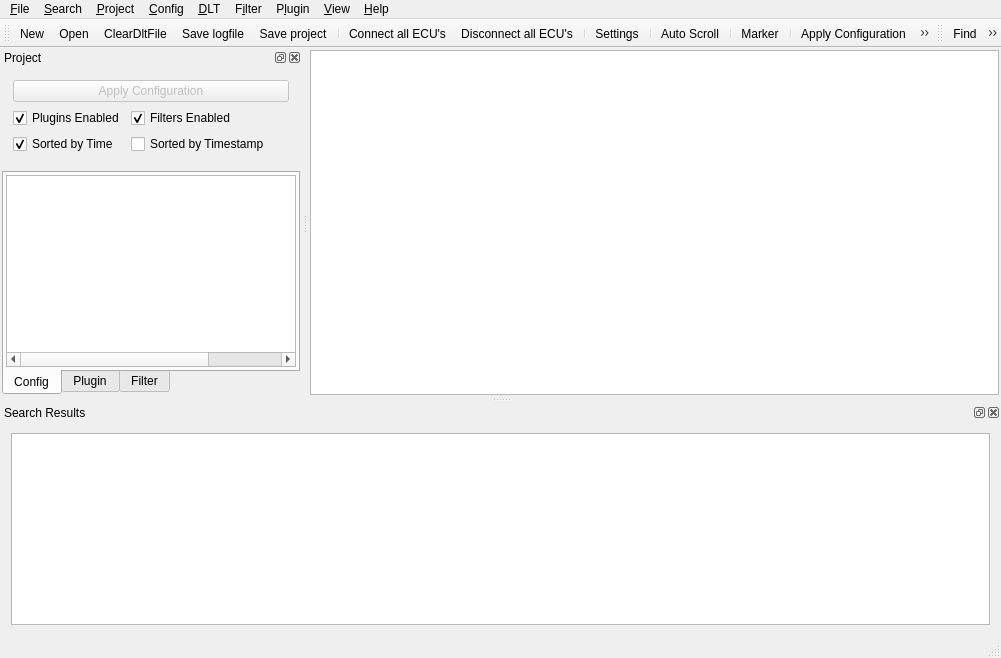
COVESA/dlt-viewer, file src/mainwindow.ui: the form before one commit.
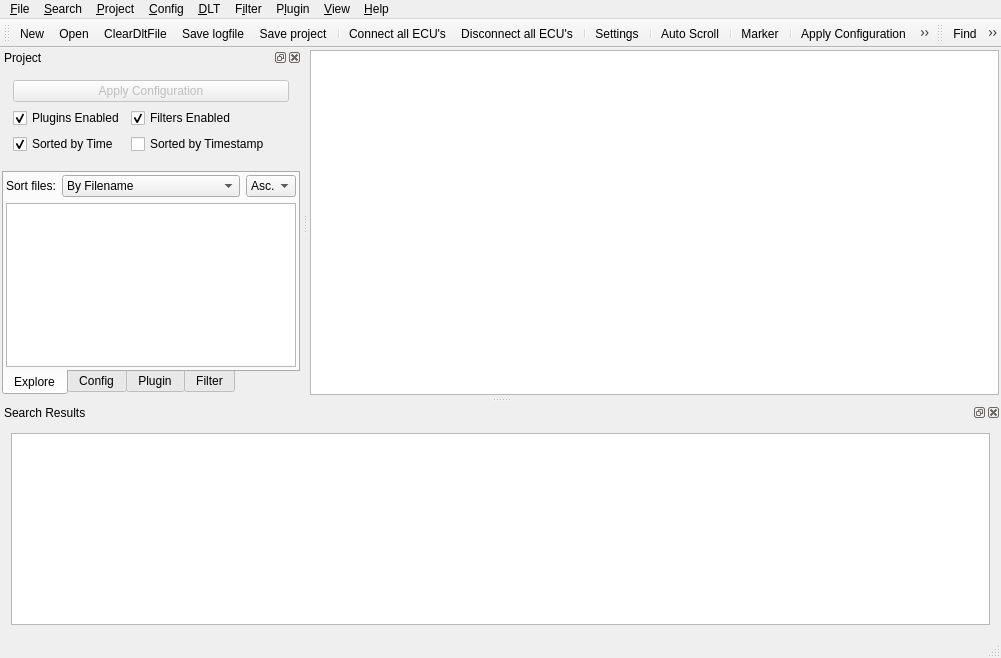
The form after the commit. Icons and pictures are not drawn. Custom widgets are drawn as their Qt base class.

Commit message: Add file explorer feature (#253)

```diff
--- a/src/mainwindow.ui
+++ b/src/mainwindow.ui
@@ -428,6 +428,95 @@
        <property name="movable">
         <bool>false</bool>
        </property>
+       <widget class="QWidget" name="tabExplore">
+        <property name="focusPolicy">
+         <enum>Qt::NoFocus</enum>
+        </property>
+        <attribute name="title">
+         <string>Explore</string>
+        </attribute>
+        <layout class="QVBoxLayout" name="verticalLayout_66">
+         <property name="leftMargin">
+          <number>2</number>
+         </property>
+         <property name="topMargin">
+          <number>2</number>
+         </property>
+         <property name="rightMargin">
+          <number>2</number>
+         </property>
+         <property name="bottomMargin">
+          <number>2</number>
+         </property>
+         <item>
+          <layout class="QHBoxLayout" name="horizontalLayout_3">
+           <property name="topMargin">
+            <number>0</number>
+           </property>
+           <item>
+            <widget class="QLabel" name="labelExplorerSort">
+             <property name="maximumSize">
+              <size>
+               <width>50</width>
+               <height>16777215</height>
+              </size>
+             </property>
+             <property name="text">
+              <string>Sort files:</string>
+             </property>
+            </widget>
+           </item>
+           <item>
+            <widget class="QComboBox" name="comboBoxExplorerSortType">
+             <item>
+              <property name="text">
+               <string>By Filename</string>
+              </property>
+             </item>
+             <item>
+              <property name="text">
+               <string>By Timestamp</string>
+              </property>
+             </item>
+            </widget>
+           </item>
+           <item>
+            <widget class="QComboBox" name="comboBoxExplorerSortOrder">
+             <property name="maximumSize">
+              <size>
+               <width>50</width>
+               <height>16777215</height>
+              </size>
+             </property>
+             <item>
+              <property name="text">
+               <string>Asc.</string>
+              </property>
+             </item>
+             <item>
+              <property name="text">
+               <string>Desc.</string>
+              </property>
+             </item>
+            </widget>
+           </item>
+          </layout>
+         </item>
+         <item>
+          <widget class="QTreeView" name="exploreView">
+           <property name="selectionMode">
+            <enum>QAbstractItemView::ExtendedSelection</enum>
+           </property>
+           <property name="sortingEnabled">
+            <bool>true</bool>
+           </property>
+           <attribute name="headerVisible">
+            <bool>false</bool>
+           </attribute>
+          </widget>
+         </item>
+        </layout>
+       </widget>
        <widget class="QWidget" name="tabConfig">
         <property name="focusPolicy">
          <enum>Qt::NoFocus</enum>
```
The commit also changes 6 other files.
